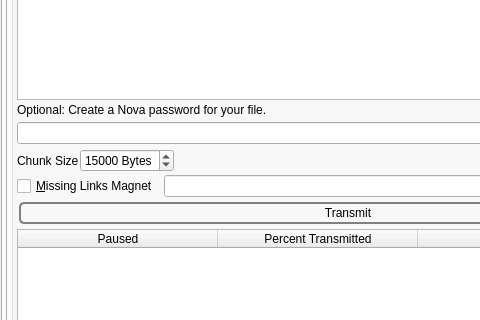
This is branches/trunk/GoldBug-UI/controlcenter.ui in textbrowser/spot-on as Qt 5 draws it before an edit; both pictures show x 0 to 480 and y 250 to 570 of the 720 by 919 pixel window. The edited form follows.
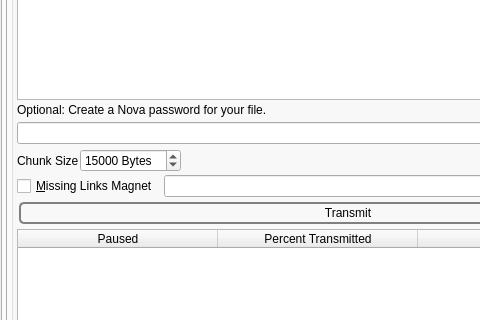
This is the edited form. The open tabs and pages were chosen to show the change. Icons and pictures are not drawn. Custom widgets are drawn as their Qt base class.

```diff
--- a/branches/trunk/GoldBug-UI/controlcenter.ui
+++ b/branches/trunk/GoldBug-UI/controlcenter.ui
@@ -3825,7 +3825,7 @@
                     <number>1024</number>
                    </property>
                    <property name="maximum">
-                    <number>65536</number>
+                    <number>999999999</number>
                    </property>
                    <property name="value">
                     <number>15000</number>
```
Left out of the diff: 2 changed lines with no effect on the pictures.
